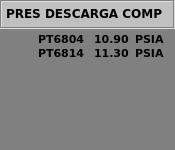
The window that Martin/Qt/SiTTuGAs/A1-Turbina/wpresdescc.ui (mbravod/aeros) describes before a commit, drawn with Qt 5.
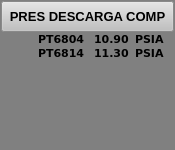
The same window after the commit.

```diff
--- a/Martin/Qt/SiTTuGAs/A1-Turbina/wpresdescc.ui
+++ b/Martin/Qt/SiTTuGAs/A1-Turbina/wpresdescc.ui
@@ -28,49 +28,6 @@
   <property name="styleSheet">
    <string notr="true">background-color: rgb(128, 128, 128);</string>
   </property>
-  <widget class="QFrame" name="frame">
-   <property name="geometry">
-    <rect>
-     <x>0</x>
-     <y>0</y>
-     <width>175</width>
-     <height>29</height>
-    </rect>
-   </property>
-   <property name="styleSheet">
-    <string notr="true">background-color: rgb(192, 192, 192);</string>
-   </property>
-   <property name="frameShape">
-    <enum>QFrame::Box</enum>
-   </property>
-   <property name="frameShadow">
-    <enum>QFrame::Sunken</enum>
-   </property>
-  </widget>
-  <widget class="QLabel" name="lbPreDESCT">
-   <property name="geometry">
-    <rect>
-     <x>6</x>
-     <y>3</y>
-     <width>161</width>
-     <height>20</height>
-    </rect>
-   </property>
-   <property name="font">
-    <font>
-     <family>Verdana</family>
-     <pointsize>9</pointsize>
-     <weight>75</weight>
-     <bold>true</bold>
-    </font>
-   </property>
-   <property name="styleSheet">
-    <string notr="true">background-color: rgb(192, 192, 192);</string>
-   </property>
-   <property name="text">
-    <string>PRES DESCARGA COMP</string>
-   </property>
-  </widget>
   <widget class="QLabel" name="lbDESCT_1">
    <property name="geometry">
     <rect>
@@ -231,15 +188,37 @@
     <string/>
    </property>
   </widget>
+  <widget class="QPushButton" name="btCerrar">
+   <property name="geometry">
+    <rect>
+     <x>1</x>
+     <y>1</y>
+     <width>173</width>
+     <height>31</height>
+    </rect>
+   </property>
+   <property name="font">
+    <font>
+     <pointsize>10</pointsize>
+     <weight>75</weight>
+     <bold>true</bold>
+    </font>
+   </property>
+   <property name="styleSheet">
+    <string notr="true">background-color: rgb(192, 192, 192);</string>
+   </property>
+   <property name="text">
+    <string>PRES DESCARGA COMP</string>
+   </property>
+  </widget>
   <zorder>lbFondo</zorder>
-  <zorder>frame</zorder>
-  <zorder>lbPreDESCT</zorder>
   <zorder>lbDESCT_1</zorder>
   <zorder>lbDESC_1</zorder>
   <zorder>lbDESCU_1</zorder>
   <zorder>lbDESCU_2</zorder>
   <zorder>lbDESC_2</zorder>
   <zorder>lbDESCT_2</zorder>
+  <zorder>btCerrar</zorder>
  </widget>
  <layoutdefault spacing="6" margin="11"/>
  <resources/>
```
